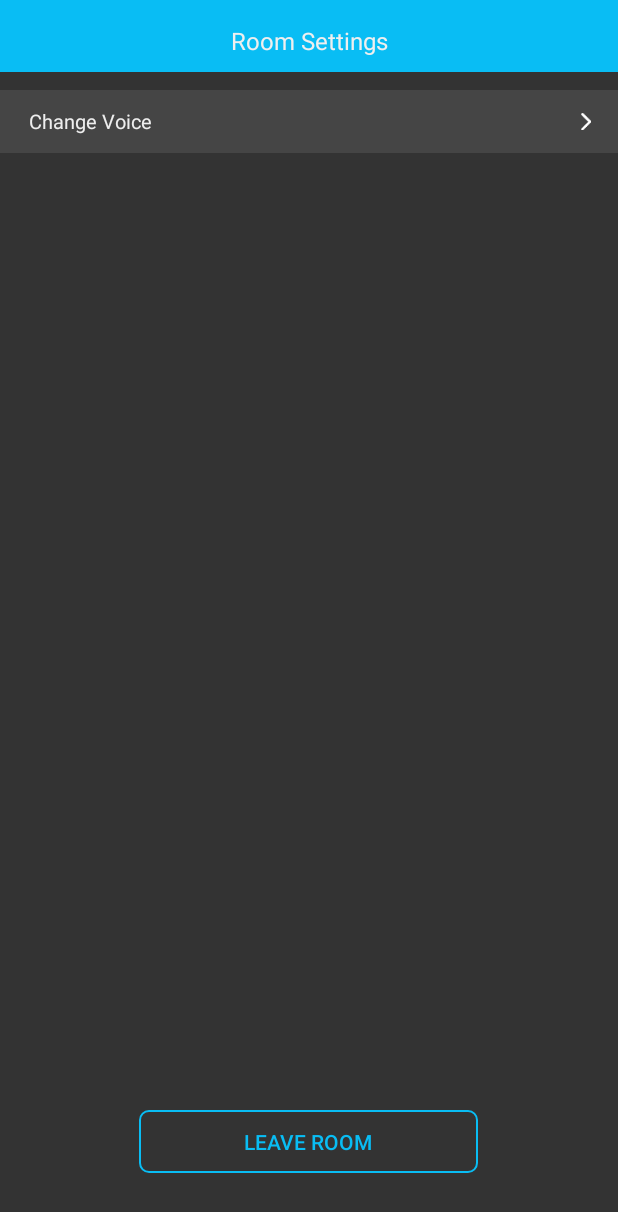
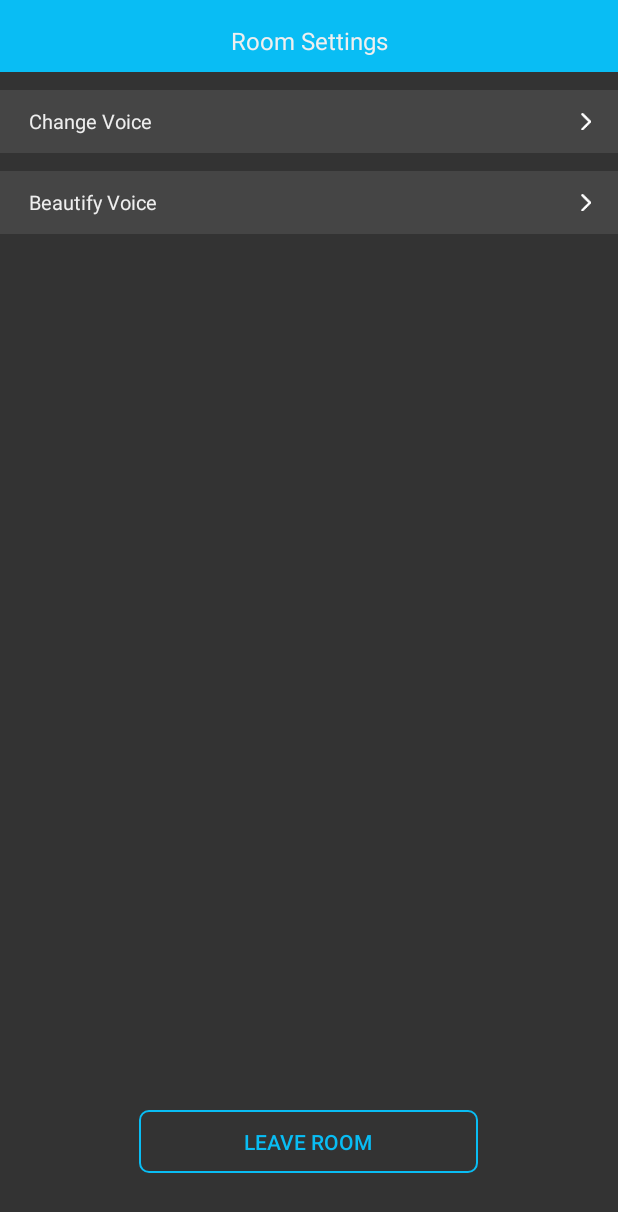
Before and after one commit to AgoraIO/Advanced-Audio, an Android app: the layout dialog_room_config.xml on its own in the app's theme, with its tools: preview values and no code run, on a phone screen of 412 x 824 dp. Shown: the top 1212 px of the screen. Run offline under Robolectric (Android 15) with nearby library versions, the phone set to English and light mode, and no system bars.

Commit message:
MS-7750: android add voice_changer and reverb_preset

```diff
--- a/High-Quaility-Audio/High-Quality-Audio-Android/app/src/main/res/layout/dialog_change_voice.xml
+++ b/High-Quaility-Audio/High-Quality-Audio-Android/app/src/main/res/layout/dialog_change_voice.xml
@@ -20,6 +20,7 @@
             android:padding="@dimen/room_title_back_margin"
             android:src="@drawable/back_white"/>
         <TextView
+            android:id="@+id/change_voice_title"
             android:layout_width="wrap_content"
             android:layout_height="wrap_content"
             android:layout_centerInParent="true"
--- a/High-Quaility-Audio/High-Quality-Audio-Android/app/src/main/res/layout/dialog_room_config.xml
+++ b/High-Quaility-Audio/High-Quality-Audio-Android/app/src/main/res/layout/dialog_room_config.xml
@@ -8,12 +8,12 @@
         android:id="@+id/config_room_title"
         android:layout_width="match_parent"
         android:layout_height="@dimen/dialog_title_height"
+        android:background="@color/blue"
         android:gravity="center_horizontal"
         android:paddingTop="@dimen/dialog_title_padding_top"
         android:text="@string/setting_dialog_title"
         android:textColor="@color/universal_text_color"
-        android:textSize="@dimen/text_size_normal"
-        android:background="@color/blue"/>
+        android:textSize="@dimen/text_size_normal" />
 
     <LinearLayout
         android:layout_width="match_parent"
@@ -27,9 +27,29 @@
             android:layout_height="@dimen/dialog_item_height"
             android:layout_marginTop="@dimen/dialog_item_margin_top"
             android:background="@drawable/bg_config_item">
-            <TextView style="@style/config_room_item_txt"
+
+            <TextView
+                style="@style/config_room_item_txt"
                 android:text="@string/setting_dialog_change_voice" />
-            <ImageView style="@style/config_room_item_arrow"
+
+            <ImageView
+                style="@style/config_room_item_arrow"
+                android:src="@drawable/back_white" />
+        </RelativeLayout>
+
+        <RelativeLayout
+            android:id="@+id/config_room_beautify_voice_point"
+            android:layout_width="match_parent"
+            android:layout_height="@dimen/dialog_item_height"
+            android:layout_marginTop="@dimen/dialog_item_margin_top"
+            android:background="@drawable/bg_config_item">
+
+            <TextView
+                style="@style/config_room_item_txt"
+                android:text="@string/setting_dialog_beautify_voice" />
+
+            <ImageView
+                style="@style/config_room_item_arrow"
                 android:src="@drawable/back_white" />
         </RelativeLayout>
     </LinearLayout>
```
Also changed, not shown: High-Quaility-Audio/High-Quality-Audio-Android/app/src/main/java/io/agora/highqualityaudio/activities/ChatActivity.java (+77 -15 lines), High-Quaility-Audio/High-Quality-Audio-Android/app/src/main/java/io/agora/highqualityaudio/adapters/VoiceChangeAdapter.java (+6 -5 lines), High-Quaility-Audio/High-Quality-Audio-Android/app/src/main/java/io/agora/highqualityaudio/ui/VoiceChangeRecyclerView.java (+0 -15 lines), High-Quaility-Audio/High-Quality-Audio-Android/app/src/main/java/io/agora/highqualityaudio/utils/SoundEffectUtil.java (added, +47 -0 lines), High-Quaility-Audio/High-Quality-Audio-Android/app/src/main/java/io/agora/highqualityaudio/utils/VoiceChanger.java (deleted, +0 -30 lines), High-Quaility-Audio/High-Quality-Audio-Android/app/src/main/res/values/strings.xml (+17 -5 lines), 1 other file.
